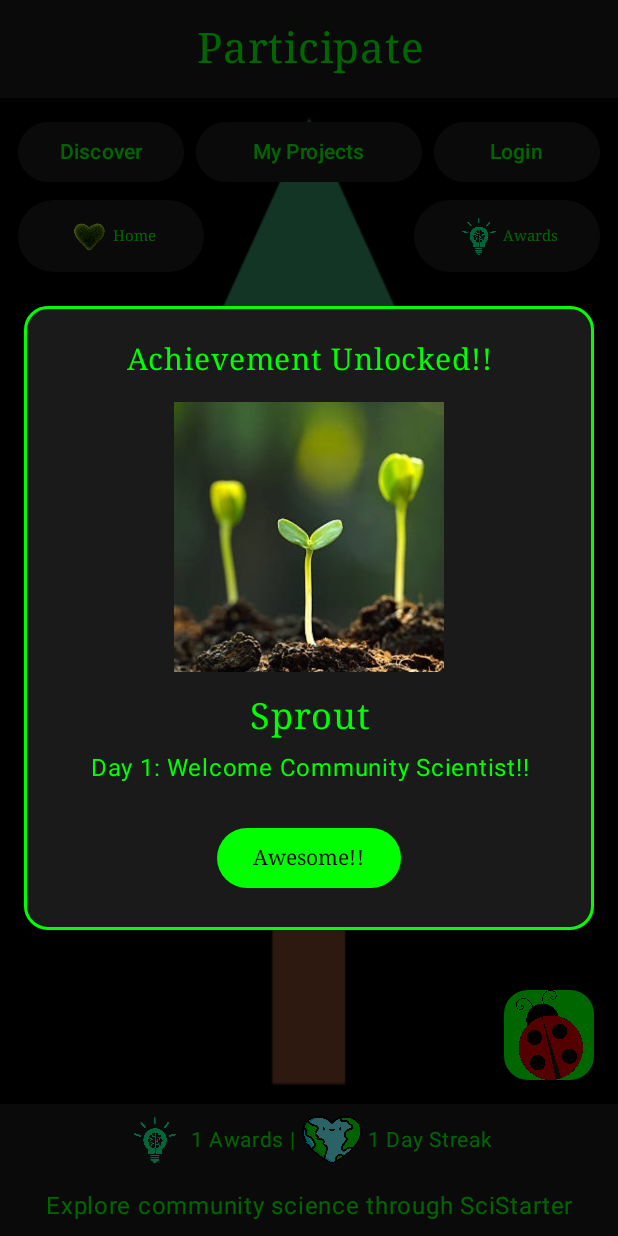
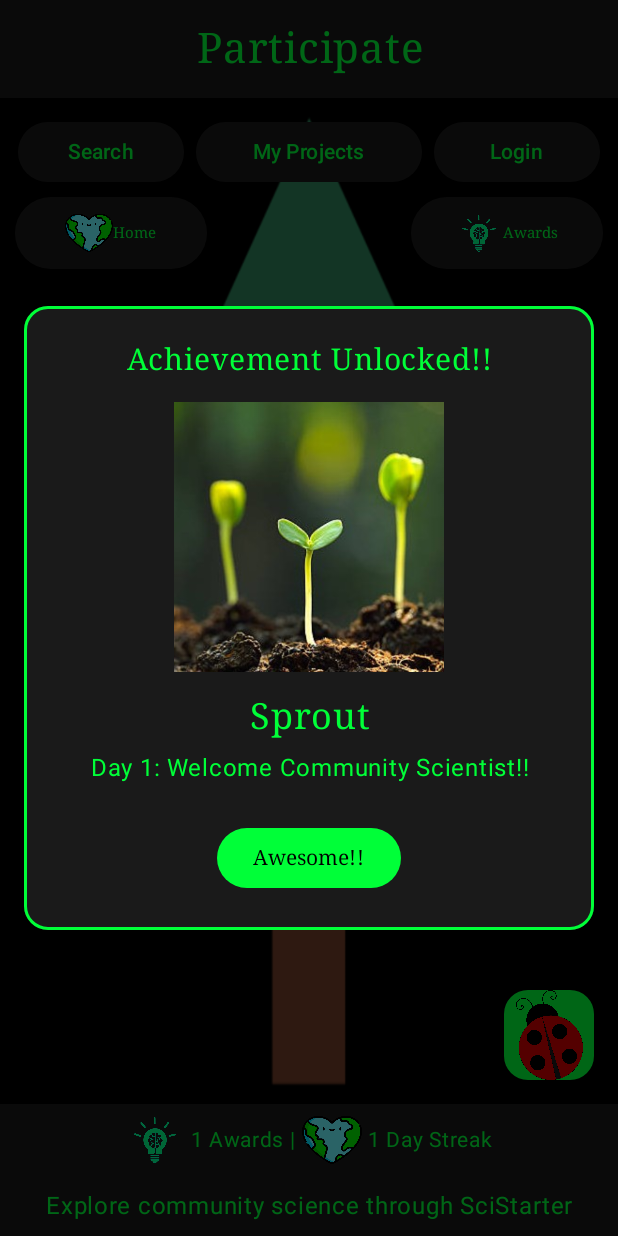
Before and after one commit to danaharper151/Participate, an Android app built with Jetpack Compose: the screen it shows after launch (MainActivity), on a phone screen of 412 x 824 dp. Run offline under Robolectric (Android 15) with nearby library versions, the phone set to English and light mode, and no system bars; our stand-ins replace Room's generated code.

Commit message:
delete unused images, update colors

```diff
--- a/app/build.gradle.kts
+++ b/app/build.gradle.kts
@@ -11,11 +11,11 @@ ksp {
 }
 
 android {
-    namespace = "com.example.participate"
+    namespace = "com.science.participate"
     compileSdk = 35
 
     defaultConfig {
-        applicationId = "com.example.participate"
+        applicationId = "com.science.participate"
         minSdk = 24
         targetSdk = 34
         versionCode = 1
--- a/app/src/main/java/com/example/participate/Acheivements.kt
+++ b/app/src/main/java/com/science/participate/Acheivements.kt
@@ -1,4 +1,4 @@
-package com.example.participate
+package com.science.participate
 
 object AchievementDefinitions {
     val allAchievements = listOf(
--- a/app/src/main/java/com/example/participate/AchievementDialog.kt
+++ b/app/src/main/java/com/science/participate/AchievementDialog.kt
@@ -1,4 +1,4 @@
-package com.example.participate
+package com.science.participate
 
 import androidx.compose.foundation.Image
 import androidx.compose.foundation.border
@@ -26,7 +26,7 @@ fun AchievementUnlockedDialog(
             modifier = Modifier
                 .fillMaxWidth()
                 .padding(16.dp)
-                .border(2.dp, Color(0xFF00FF00), RoundedCornerShape(16.dp)),
+                .border(2.dp, Color(0xFF00FF38), RoundedCornerShape(16.dp)),
             shape = RoundedCornerShape(16.dp),
             colors = CardDefaults.cardColors(
                 containerColor = Color(0xFF1A1A1A)
@@ -41,7 +41,7 @@ fun AchievementUnlockedDialog(
                 Text(
                     text = "Achievement Unlocked!!",
                     fontSize = 20.sp,
-                    color = Color(0xFF00FF00),
+                    color = Color(0xFF00FF38),
                     fontFamily = FontFamily.Serif,
                     textAlign = TextAlign.Center
                 )
@@ -62,7 +62,7 @@ fun AchievementUnlockedDialog(
                 Text(
                     text = achievement.name,
                     fontSize = 24.sp,
-                    color = Color(0xFF00FF00),
+                    color = Color(0xFF00FF38),
                     fontFamily = FontFamily.Serif,
                     textAlign = TextAlign.Center
                 )
@@ -72,7 +72,7 @@ fun AchievementUnlockedDialog(
                 Text(
                     text = achievement.description,
                     fontSize = 16.sp,
-                    color = Color(0xFF00FF00),
+                    color = Color(0xFF00FF38),
                     textAlign = TextAlign.Center
                 )
 
@@ -81,7 +81,7 @@ fun AchievementUnlockedDialog(
                 Button(
                     onClick = onDismiss,
                     colors = ButtonDefaults.buttonColors(
-                        containerColor = Color(0xFF00FF00),
+                        containerColor = Color(0xFF00FF38),
                         contentColor = Color.Black
                     )
                 ) {
--- a/app/src/main/java/com/example/participate/ConfettiAnimation.kt
+++ b/app/src/main/java/com/science/participate/ConfettiAnimation.kt
@@ -1,4 +1,4 @@
-package com.example.participate
+package com.science.participate
 
 import androidx.compose.animation.core.*
 import androidx.compose.foundation.Canvas
@@ -87,7 +87,7 @@ val rainbowColors = listOf(
     Color(0xFFFF0000), // Bright Red
     Color(0xFFFF7F00), // Bright Orange
     Color(0xFFFFFF00), // Bright Yellow
-    Color(0xFF00FF00), // Bright Green
+    Color(0xFF00FF38), // Bright Green
     Color(0xFF00FFFF), // Bright Cyan
     Color(0xFF0000FF), // Bright Blue
     Color(0xFF8B00FF), // Bright Purple
--- a/app/src/main/java/com/example/participate/Database.kt
+++ b/app/src/main/java/com/science/participate/Database.kt
@@ -1,4 +1,4 @@
-package com.example.participate
+package com.science.participate
 
 import android.content.Context
 import androidx.room.*
--- a/app/src/main/java/com/example/participate/MainActivity.kt
+++ b/app/src/main/java/com/science/participate/MainActivity.kt
@@ -1,4 +1,4 @@
-package com.example.participate // Update with your actual package name
+package com.science.participate // Update with your actual package name
 import android.os.Bundle
 import androidx.activity.ComponentActivity
 import androidx.activity.compose.setContent
@@ -27,18 +27,14 @@ import androidx.compose.ui.unit.sp
 import androidx.compose.ui.viewinterop.AndroidView
 import androidx.lifecycle.viewmodel.compose.viewModel
 import kotlinx.coroutines.Dispatchers
-import kotlinx.coroutines.launch
 import kotlinx.coroutines.withContext
 import okhttp3.OkHttpClient
 import okhttp3.Request
-import org.json.JSONArray
 import androidx.compose.foundation.verticalScroll
 import androidx.compose.foundation.rememberScrollState
 import androidx.compose.ui.text.font.FontWeight
-import androidx.compose.foundation.verticalScroll
 import androidx.compose.material3.IconButton
 import androidx.compose.foundation.layout.width
-import androidx.compose.ui.unit.dp
 import androidx.compose.runtime.LaunchedEffect
 class MainActivity : ComponentActivity() {
     override fun onCreate(savedInstanceState: Bundle?) {
@@ -56,12 +52,12 @@ class MainActivity : ComponentActivity() {
 fun ParticipateTheme(content: @Composable () -> Unit) {
     MaterialTheme(
         colorScheme = darkColorScheme(
-            primary = Color(0xFF00FF00),
+            primary = Color(0xFF00FF38),
             background = Color.Black,
             surface = Color(0xFF1A1A1A),
             onPrimary = Color.Black,
-            onBackground = Color(0xFF00FF00),
-            onSurface = Color(0xFF00FF00)
+            onBackground = Color(0xFF00FF38),
+            onSurface = Color(0xFF00FF38)
         ),
         content = content
     )
@@ -105,7 +101,7 @@ fun ParticipateApp(viewModel: MainViewModel) {
                         Text(
                             text = "←",
                             fontSize = 28.sp,
-                            color = Color(0xFF00FF00),
+                            color = Color(0xFF00FF38),
                             fontFamily = FontFamily.Serif
                         )
                     }
@@ -116,7 +112,7 @@ fun ParticipateApp(viewModel: MainViewModel) {
                 Text(
                     text = "Participate",
                     fontSize = 28.sp,
-                    color = Color(0xFF00FF00),
+                    color = Color(0xFF00FF38),
                     fontFamily = FontFamily.Serif,
                     modifier = Modifier.weight(1f),
                     textAlign = if ((selectedTab == 0 || selectedTab == 1) && webViewContent.isNotEmpty()) {
@@ -148,7 +144,7 @@ fun ParticipateApp(viewModel: MainViewModel) {
                     )
                     Text(
                         text = " ${unlockedAchievements.size} Awards | ",
-                        color = Color(0xFF00FF00),
+                        color = Color(0xFF00FF38),
                         fontSize = 14.sp
                     )
                     Image(
@@ -158,13 +154,13 @@ fun ParticipateApp(viewModel: MainViewModel) {
                     )
                     Text(
                         text = " ${streakData?.currentStreak ?: 0} Day Streak",
-                        color = Color(0xFF00FF00),
+                        color = Color(0xFF00FF38),
                         fontSize = 14.sp
                     )
                 }
                 Text(
                     text = statusText,
-                    color = Color(0xFF00FF00),
+                    color = Color(0xFF00FF38),
                     modifier = Modifier
                         .fillMaxWidth()
                         .padding(horizontal = 12.dp, vertical = 8.dp),
@@ -211,14 +207,14 @@ fun ParticipateApp(viewModel: MainViewModel) {
                             },
                             colors = ButtonDefaults.buttonColors(
                                 containerColor = Color(0xFF1A1A1A),
-                                contentColor = Color(0xFF00FF00)
+                                contentColor = Color(0xFF00FF38)
                             ),
                             modifier = Modifier
                                 .weight(0.9f)
                                 .padding(4.dp),
                             enabled = !isLoading
                         ) {
-                            Text("Discover")
+                            Text("Search")
                         }
 
                         Button(
@@ -229,7 +225,7 @@ fun ParticipateApp(viewModel: MainViewModel) {
                             },
                             colors = ButtonDefaults.buttonColors(
                                 containerColor = Color(0xFF1A1A1A),
-                                contentColor = Color(0xFF00FF00)
+                                contentColor = Color(0xFF00FF38)
                             ),
                             modifier = Modifier
                                 .weight(1.2f)
@@ -247,7 +243,7 @@ fun ParticipateApp(viewModel: MainViewModel) {
                             },
                             colors = ButtonDefaults.buttonColors(
                                 containerColor = Color(0xFF1A1A1A),
-                                contentColor = Color(0xFF00FF00)
+                                contentColor = Color(0xFF00FF38)
                             ),
                             modifier = Modifier
                                 .weight(0.9f)
@@ -272,17 +268,17 @@ fun ParticipateApp(viewModel: MainViewModel) {
                             },
                             colors = ButtonDefaults.buttonColors(
                                 containerColor = Color(0xFF1A1A1A),
-                                contentColor = Color(0xFF00FF00)
+                                contentColor = Color(0xFF00FF38)
                             ),
                             modifier = Modifier
                                 .weight(1f)
-                                .padding(4.dp)
+                                .padding(2.dp)
                         ) {
                             Row(
                                 verticalAlignment = Alignment.CenterVertically  // horizontal alignment
                             ) {
                                 Image(
-                                    painter = painterResource(id = R.drawable.grassheart),
+                                    painter = painterResource(id = R.drawable.earthheart),
                                     contentDescription = "Home",
                                     modifier = Modifier.size(32.dp)
                                 )
@@ -306,11 +302,11 @@ fun ParticipateApp(viewModel: MainViewModel) {
                             },
                             colors = ButtonDefaults.buttonColors(
                                 containerColor = Color(0xFF1A1A1A),
-                                contentColor = Color(0xFF00FF00)
+                                contentColor = Color(0xFF00FF38)
                             ),
                             modifier = Modifier
                                 .weight(1f)
-                                .padding(4.dp)
+                                .padding(2.dp)
                         ) {
                             Image(
                                 painter = painterResource(id = R.drawable.idealightbulb),
@@ -338,7 +334,7 @@ fun ParticipateApp(viewModel: MainViewModel) {
                         isLoading -> {
                             CircularProgressIndicator(
                                 modifier = Modifier.align(Alignment.Center),
-                                color = Color(0xFF00FF00)
+                                color = Color(0xFF00FF38)
                             )
                         }
 
@@ -366,14 +362,14 @@ fun ParticipateApp(viewModel: MainViewModel) {
                             ) {
                                 Text(
                                     text = "Welcome",
-                                    color = Color(0xFF00FF00),
+                                    color = Color(0xFF00FF38),
                                     fontSize = 24.sp,
                                     fontFamily = FontFamily.Serif
                                 )
                                 Spacer(modifier = Modifier.height(8.dp))
                                 Text(
                                     text = "Select a tab to begin",
-                                    color = Color(0xFF00FF00),
+                                    color = Color(0xFF00FF38),
                                     fontSize = 18.sp
                                 )
                             }
@@ -390,7 +386,7 @@ fun ParticipateApp(viewModel: MainViewModel) {
                         viewModel.triggerConfetti()
                         statusText = "Nice work!!"
                     },
-                    containerColor = Color(0xFF00FF00),
+                    containerColor = Color(0xFF00FF38),
                     contentColor = Color.Black,
                     modifier = Modifier
                         .align(Alignment.BottomEnd)
@@ -579,7 +575,7 @@ fun AchievementsScreen(
         Text(
             text = "Your Journey",
             fontSize = 28.sp,
-            color = Color(0xFF00FF00),
+            color = Color(0xFF00FF38),
             fontFamily = FontFamily.Serif,
             modifier = Modifier.padding(bottom = 16.dp)
         )
@@ -591,7 +587,7 @@ fun AchievementsScreen(
                 .padding(vertical = 8.dp),
             colors = CardDefaults.cardColors(
                 containerColor = Color(0xFF1A1A1A),
-                contentColor = Color(0xFF00FF00)
+                contentColor = Color(0xFF00FF38)
             )
         ) {
             Column(
@@ -623,7 +619,7 @@ fun AchievementsScreen(
         Text(
             text = "Activity Calendar",
             fontSize = 20.sp,
-            color = Color(0xFF00FF00),
+            color = Color(0xFF00FF38),
             fontFamily = FontFamily.Serif,
             modifier = Modifier.padding(bottom = 8.dp)
         )
@@ -639,7 +635,7 @@ fun AchievementsScreen(
         Text(
             text = "Unlocked Awards",
             fontSize = 20.sp,
-            color = Color(0xFF00FF00),
+            color = Color(0xFF00FF38),
             fontFamily = FontFamily.Serif,
             modifier = Modifier.padding(bottom = 8.dp)
         )
@@ -648,7 +644,7 @@ fun AchievementsScreen(
             Text(
                 text = "Browse projects daily to unlock awards",
                 fontSize = 18.sp,
-                color = Color(0xFF00FF00),
+                color = Color(0xFF00FF38),
                 modifier = Modifier.padding(16.dp)
             )
         } else {
@@ -659,7 +655,7 @@ fun AchievementsScreen(
                         .padding(vertical = 8.dp),
                     colors = CardDefaults.cardColors(
                         containerColor = Color(0xFF1A1A1A),
-                        contentColor = Color(0xFF00FF00)
+                        contentColor = Color(0xFF00FF38)
                     )
                 ) {
                     Row(
@@ -698,7 +694,7 @@ fun AchievementsScreen(
         Text(
             text = "Keep up the good work!!",
             fontSize = 24.sp,
-            color = Color(0xFF00FF00),
+            color = Color(0xFF00FF38),
             fontFamily = FontFamily.Serif,
             modifier = Modifier.align(Alignment.CenterHorizontally)
         )
--- a/app/src/main/java/com/example/participate/MainViewModel.kt
+++ b/app/src/main/java/com/science/participate/MainViewModel.kt
@@ -1,4 +1,4 @@
-package com.example.participate
+package com.science.participate
 
 import android.app.Application
 import androidx.lifecycle.AndroidViewModel
--- a/app/src/main/java/com/example/participate/ui/theme/Color.kt
+++ b/app/src/main/java/com/science/participate/ui/theme/Color.kt
@@ -1,4 +1,4 @@
-package com.example.participate.ui.theme
+package com.science.participate.ui.theme
 
 import androidx.compose.ui.graphics.Color
 
--- a/app/src/main/java/com/example/participate/ui/theme/Theme.kt
+++ b/app/src/main/java/com/science/participate/ui/theme/Theme.kt
@@ -1,6 +1,5 @@
-package com.example.participate.ui.theme
+package com.science.participate.ui.theme
 
-import android.app.Activity
 import android.os.Build
 import androidx.compose.foundation.isSystemInDarkTheme
 import androidx.compose.material3.MaterialTheme
--- a/app/src/main/java/com/example/participate/ui/theme/Type.kt
+++ b/app/src/main/java/com/science/participate/ui/theme/Type.kt
@@ -1,4 +1,4 @@
-package com.example.participate.ui.theme
+package com.science.participate.ui.theme
 
 import androidx.compose.material3.Typography
 import androidx.compose.ui.text.TextStyle
```
Also changed, not shown: app/src/main/java/com/science/participate/CalendarView.kt (renamed from app/src/main/java/com/example/participate/CalendarView.kt, +5 -5 lines), app/src/main/res/drawable/grassheart.png (deleted), 5 other files.
